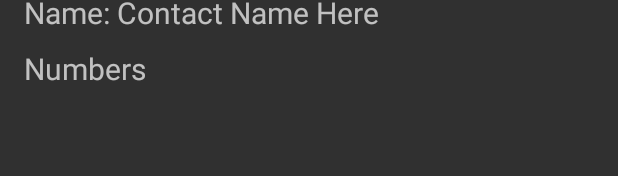
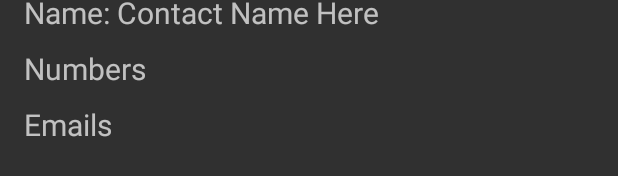
Before and after one commit to BladeRunner1988/SmartContactsApp, an Android app: the layout activity_contact_details.xml on its own in the app's theme, with its tools: preview values and no code run, on a phone screen of 412 x 824 dp. Shown: the part 257-433 px from the top of the screen. Run offline under Robolectric (Android 15) with nearby library versions, the phone set to English and light mode, and no system bars.

Commit message:
Call, SMS and Email options properly created and pop_up_email_menu.xml file created

```diff
--- a/app/src/main/java/com/example/rifat/smartcontactsapp/Activities/MainActivity.java
+++ b/app/src/main/java/com/example/rifat/smartcontactsapp/Activities/MainActivity.java
@@ -32,6 +32,7 @@ public class MainActivity extends Activity implements AdapterView.OnItemClickLis
 
     public static List<MyContact> myPopulatedContacts;
     public static MyContact clickedContact;
+
 
     @Override
     protected void onCreate(Bundle savedInstanceState) {
--- a/app/src/main/res/layout/activity_contact_details.xml
+++ b/app/src/main/res/layout/activity_contact_details.xml
@@ -5,6 +5,15 @@
     android:paddingTop="@dimen/activity_vertical_margin"
     android:paddingBottom="@dimen/activity_vertical_margin"
     tools:context="com.example.rifat.smartcontactsapp.Activities.ContactDetailsActivity">
+
+
+    <ScrollView
+        android:layout_width="match_parent"
+        android:layout_height="match_parent">
+
+        <RelativeLayout
+            android:layout_width="match_parent"
+            android:layout_height="match_parent">
 
             <ImageView
                 android:id="@+id/ivContactImage"
@@ -49,7 +58,8 @@
                     android:layout_width="wrap_content"
                     android:layout_height="wrap_content"
                     android:text="Numbers"
-            android:textSize="20dp"/>
+                    android:textSize="20dp"
+                    android:layout_gravity="center_vertical"/>
 
                 <ListView
                     android:id="@+id/lvContactNumbersDetails"
@@ -59,7 +69,31 @@
 
             </LinearLayout>
 
+            <LinearLayout
+                android:id="@+id/emailsLinearLayout"
+                android:layout_width="match_parent"
+                android:layout_height="wrap_content"
+                android:orientation="horizontal"
+                android:layout_below="@id/numbersLinearLayout"
+                android:layout_marginTop="10dp">
 
+                <TextView
+                    android:layout_width="wrap_content"
+                    android:layout_height="wrap_content"
+                    android:text="Emails"
+                    android:textSize="20dp"
+                    android:layout_gravity="center_vertical"/>
 
+                <ListView
+                    android:id="@+id/lvEmailsDetails"
+                    android:layout_width="match_parent"
+                    android:layout_height="wrap_content"
+                    android:layout_marginLeft="10dp"></ListView>
+
+            </LinearLayout>
 
         </RelativeLayout>
+
+    </ScrollView>
+
+</RelativeLayout>
```
Also changed, not shown: app/src/main/java/com/example/rifat/smartcontactsapp/Activities/ContactDetailsActivity.java (+56 -48 lines), app/src/main/res/menu/pop_up_email_menu.xml (added, +10 -0 lines). Lines whose indentation alone changed are shown as unchanged.
